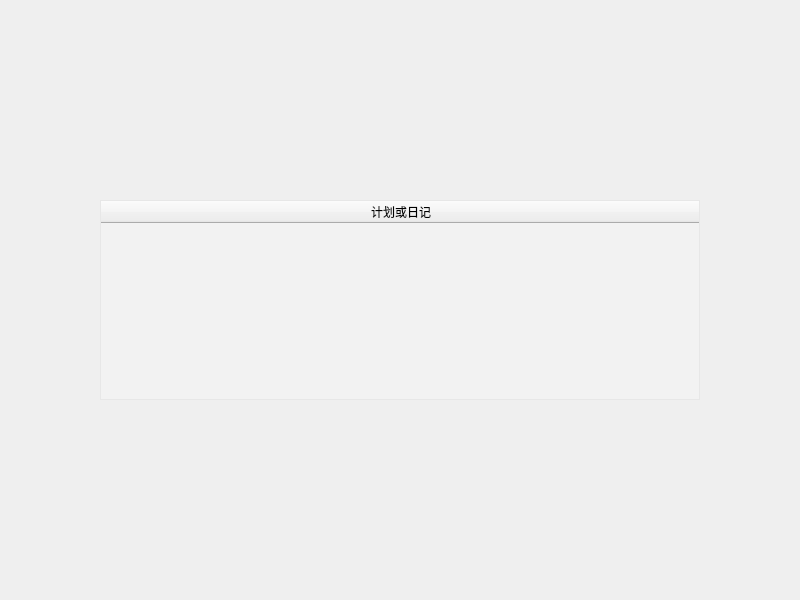
Qt form realProgect/win_cal_viewmc.ui (Arthur381/QTproject) before a commit.
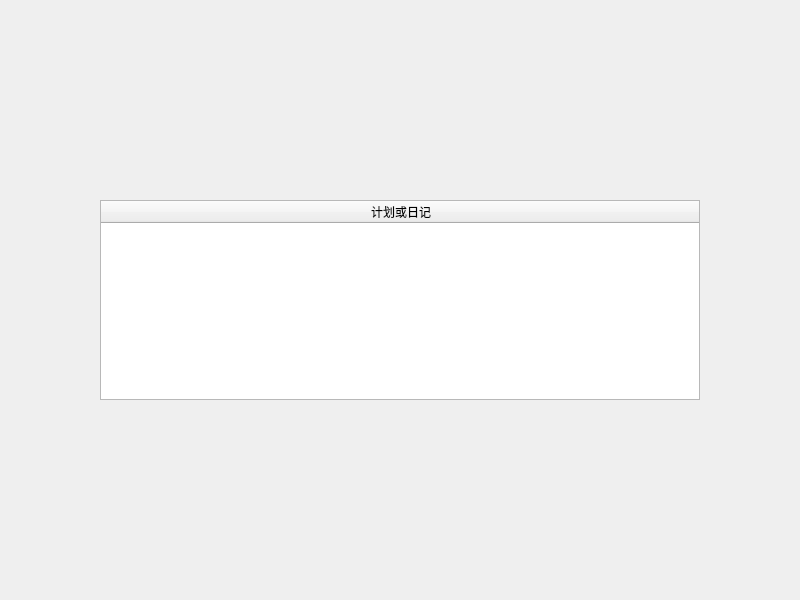
The same form after that commit. Icons and pictures are not drawn.

```diff
--- a/realProgect/win_cal_viewmc.ui
+++ b/realProgect/win_cal_viewmc.ui
@@ -48,8 +48,7 @@
       </size>
      </property>
      <property name="styleSheet">
-      <string notr="true">QTableWidget#tableWidget{background-color:rgba(250, 250,250, 0.227);text-decoration-color: rgba(90, 66, 59, 0.163);text-lightcolor: }
-</string>
+      <string notr="true"/>
      </property>
      <attribute name="horizontalHeaderVisible">
       <bool>true</bool>
```
